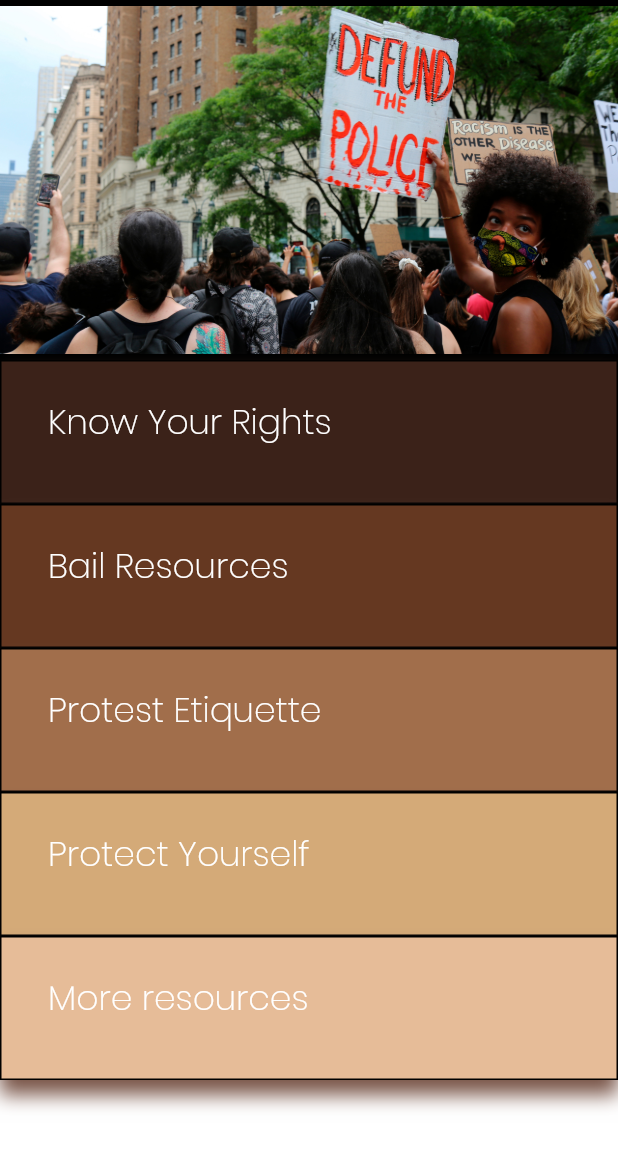
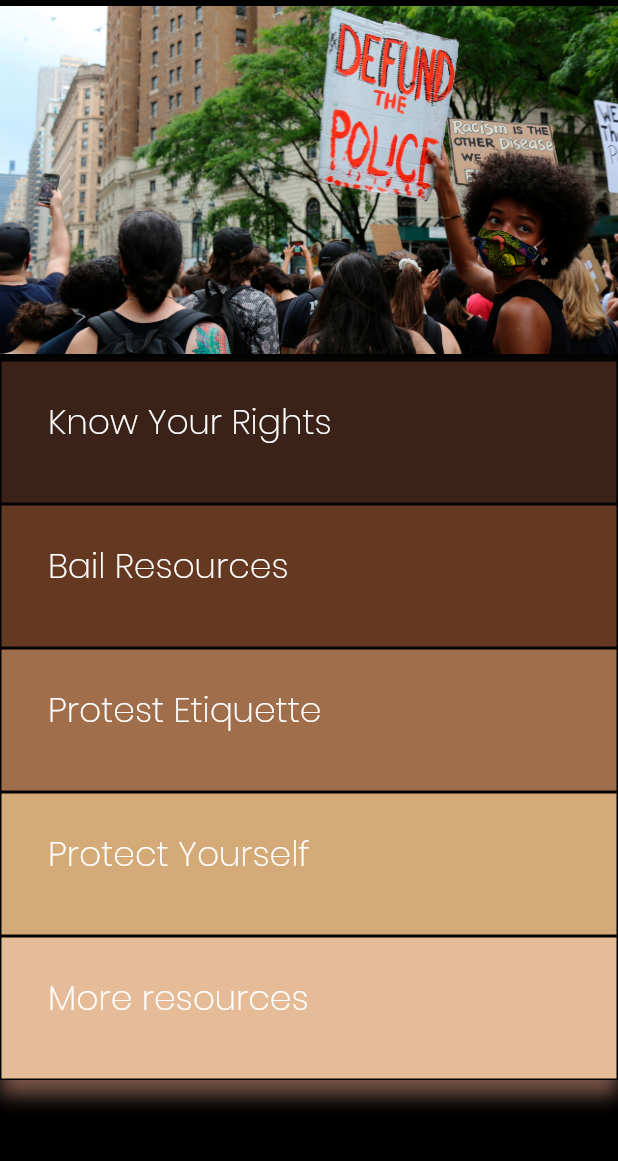
Before and after one commit to mrvivacious/Pocketbook4Protesters, a Flutter app: the screen it shows after launch, on a phone screen of 412 x 824 dp, the part 75-1236 px from its top. Run offline on Flutter 3.47's test engine with Material 2 defaults, Android fonts, the phone set to English and light mode, and no system bars.

Commit message:
removed some object variables; change bg color to black

```diff
--- a/lib/Data.dart
+++ b/lib/Data.dart
@@ -5,9 +5,6 @@ import 'package:flutter/material.dart';
 class Planet {
   final String id;
   final String name;
-  final String location;
-  final String distance;
-  final String gravity;
   final String description;
   final String image;
   final String picture;
@@ -15,7 +12,7 @@ class Planet {
   final Color color;
   final Color textColor;
 
-  const Planet({this.id, this.name, this.location, this.distance, this.gravity,
+  const Planet({this.id, this.name,
     this.description, this.image, this.picture, this.color, this.textColor});
 }
 
@@ -23,9 +20,6 @@ List<Planet> planets = [
   const Planet(
       id: "1",
       name: "Know Your Rights",
-      location: "Milkyway Galaxy",
-      distance: "54.6m Km",
-      gravity: "3.711 m/s ",
       description: "Mars is the fourth planet from the Sun and the second-smallest planet in the Solar System after Mercury. In English, Mars carries a name of the Roman god of war, and is often referred to as the 'Red Planet' because the reddish iron oxide prevalent on its surface gives it a reddish appearance that is distinctive among the astronomical bodies visible to the naked eye. Mars is a terrestrial planet with a thin atmosphere, having surface features reminiscent both of the impact craters of the Moon and the valleys, deserts, and polar ice caps of Earth.",
       image: "Assets/Images/a_better_world.jpg",
       picture: "https://raw.githubusercontent.com/sergiandreplace/planets-flutter/master/assets/img/mars.png",
@@ -35,9 +29,6 @@ List<Planet> planets = [
   const Planet(
       id: "2",
       name: "Bail Resources",
-      location: "Milkyway Galaxy",
-      distance: "54.6m Km",
-      gravity: "3.711 m/s ",
       description: "Neptune is the eighth and farthest known planet from the Sun in the Solar System. In the Solar System, it is the fourth-largest planet by diameter, the third-most-massive planet, and the densest giant planet. Neptune is 17 times the mass of Earth and is slightly more massive than its near-twin Uranus, which is 15 times the mass of Earth and slightly larger than Neptune. Neptune orbits the Sun once every 164.8 years at an average distance of 30.1 astronomical units (4.50×109 km). It is named after the Roman god of the sea and has the astronomical symbol ♆, a stylised version of the god Neptune's trident",
       image: "Assets/Images/blm_color.jpg",
       picture: "https://freenaturestock.s3.us-east-1.amazonaws.com/1624.jpg",
@@ -48,9 +39,6 @@ List<Planet> planets = [
 //  const Planet(
 //      id: "3",
 //      name: "What police can/can't do",
-//      location: "Milkyway Galaxy",
-//      distance: "54.6m Km",
-//      gravity: "3.711 m/s ",
 //      description: "The Moon is an astronomical body that orbits planet Earth, being Earth's only permanent natural satellite. It is the fifth-largest natural satellite in the Solar System, and the largest among planetary satellites relative to the size of the planet that it orbits (its primary). Following Jupiter's satellite Io, the Moon is second-densest satellite among those whose densities are known.",
 //      image: "assets/img/moon.png",
 //      picture: "https://farm5.staticflickr.com/4086/5052125139_43c31b7012.jpg",
@@ -59,9 +47,6 @@ List<Planet> planets = [
   const Planet(
       id: "4",
       name: "Protest Etiquette",
-      location: "Milkyway Galaxy",
-      distance: "54.6m Km",
-      gravity: "3.711 m/s ",
       description: "Earth is the third planet from the Sun and the only object in the Universe known to harbor life. According to radiometric dating and other sources of evidence, Earth formed over 4 billion years ago. Earth's gravity interacts with other objects in space, especially the Sun and the Moon, Earth's only natural satellite. Earth revolves around the Sun in 365.26 days, a period known as an Earth year. During this time, Earth rotates about its axis about 366.26 times.",
       image: "Assets/Images/BLM.jpg",
       picture: "http://freenaturestock.s3.amazonaws.com/1227.jpg",
@@ -72,9 +57,6 @@ List<Planet> planets = [
   const Planet(
       id: "5",
       name: "Protect Yourself",
-      location: "Milkyway Galaxy",
-      distance: "54.6m Km",
-      gravity: "3.711 m/s ",
       description: "o When you get home after protesting, "
           "take a shower to get rid of any potential germs. "
               "If you were exposed to tear gas, do not shower "
@@ -94,9 +76,6 @@ List<Planet> planets = [
   const Planet(
       id: "6",
       name: "More resources",
-      location: "Milkyway Galaxy",
-      distance: "54.6m Km",
-      gravity: "3.711 m/s ",
       description: "Mercury is the smallest and innermost planet in the Solar System. Its orbital period around the Sun of 88 days is the shortest of all the planets in the Solar System. It is named after the Roman deity Mercury, the messenger to the gods.",
       image: "Assets/Images/cool.jpg",
       picture: "http://freenaturestock.s3.amazonaws.com/1187.jpg",
--- a/lib/HomePageBody.dart
+++ b/lib/HomePageBody.dart
@@ -8,7 +8,7 @@ class HomePageBody extends StatelessWidget {
     return new Expanded(
         child: new Container(
 //            color: new Color(0xFF736AB7),
-            color: Colors.white,
+            color: Colors.black,
             child: new CustomScrollView(
                 scrollDirection: Axis.vertical,
                 slivers: <Widget>[
```
